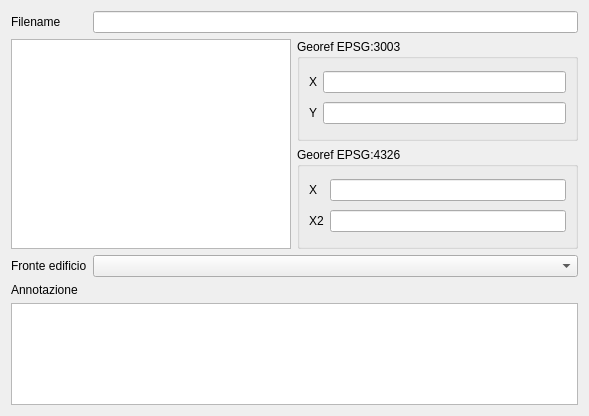
This is ui/wdgFoto.ui in faunalia/rt_omero as Qt 5 draws it before an edit. The edited form follows.
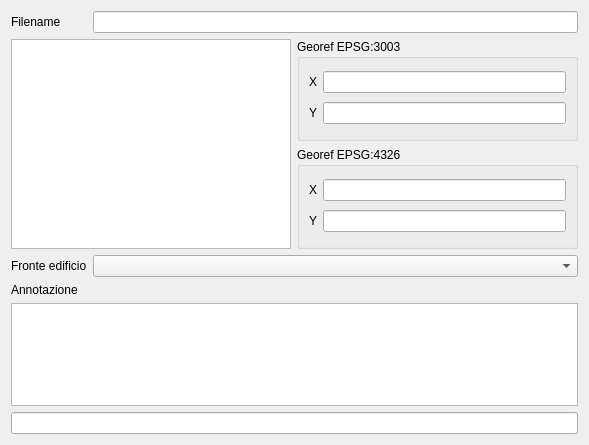
This is the edited form. Custom widgets are drawn as their Qt base class.

```diff
--- a/ui/wdgFoto.ui
+++ b/ui/wdgFoto.ui
@@ -7,7 +7,7 @@
     <x>0</x>
     <y>0</y>
     <width>589</width>
-    <height>416</height>
+    <height>445</height>
    </rect>
   </property>
   <property name="windowTitle">
@@ -120,7 +120,7 @@
       <item row="1" column="0">
        <widget class="QLabel" name="label_7">
         <property name="text">
-         <string>X2</string>
+         <string>Y</string>
         </property>
        </widget>
       </item>
@@ -179,6 +179,9 @@
      </property>
     </widget>
    </item>
+   <item row="6" column="0" colspan="3">
+    <widget class="QLineEdit" name="SCHEDA_EDIFICIOID"/>
+   </item>
   </layout>
  </widget>
  <customwidgets>
```
Left out of the diff: 6 changed lines with no effect on the pictures.
